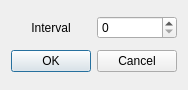
First picture: the form in src/fttLoggingWindow.ui, repository tmccrack/cameraLibrary, before the edit.
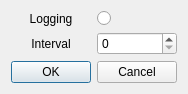
Second picture: the form after the edit.

Diff of the .ui file:
```diff
--- a/src/fttLoggingWindow.ui
+++ b/src/fttLoggingWindow.ui
@@ -41,6 +41,23 @@
      </property>
     </widget>
    </item>
+   <item row="0" column="0">
+    <widget class="QLabel" name="lbl_Logging">
+     <property name="text">
+      <string>Logging</string>
+     </property>
+     <property name="alignment">
+      <set>Qt::AlignCenter</set>
+     </property>
+    </widget>
+   </item>
+   <item row="0" column="1">
+    <widget class="QRadioButton" name="rad_Logging">
+     <property name="text">
+      <string/>
+     </property>
+    </widget>
+   </item>
   </layout>
  </widget>
  <resources/>
```
